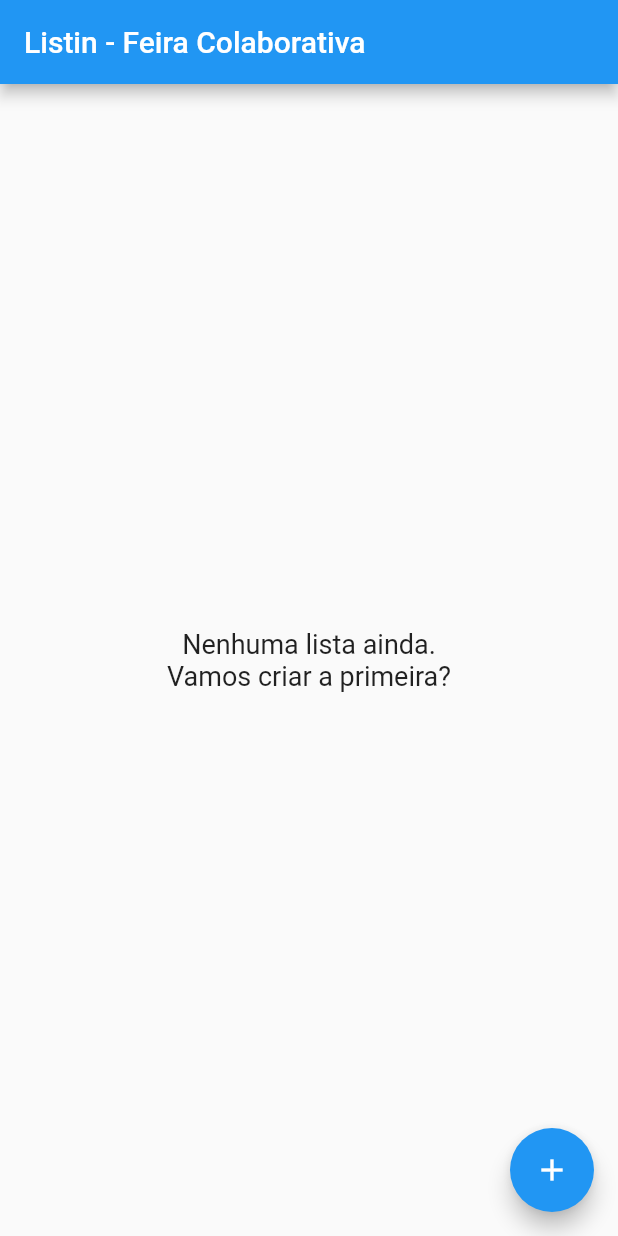
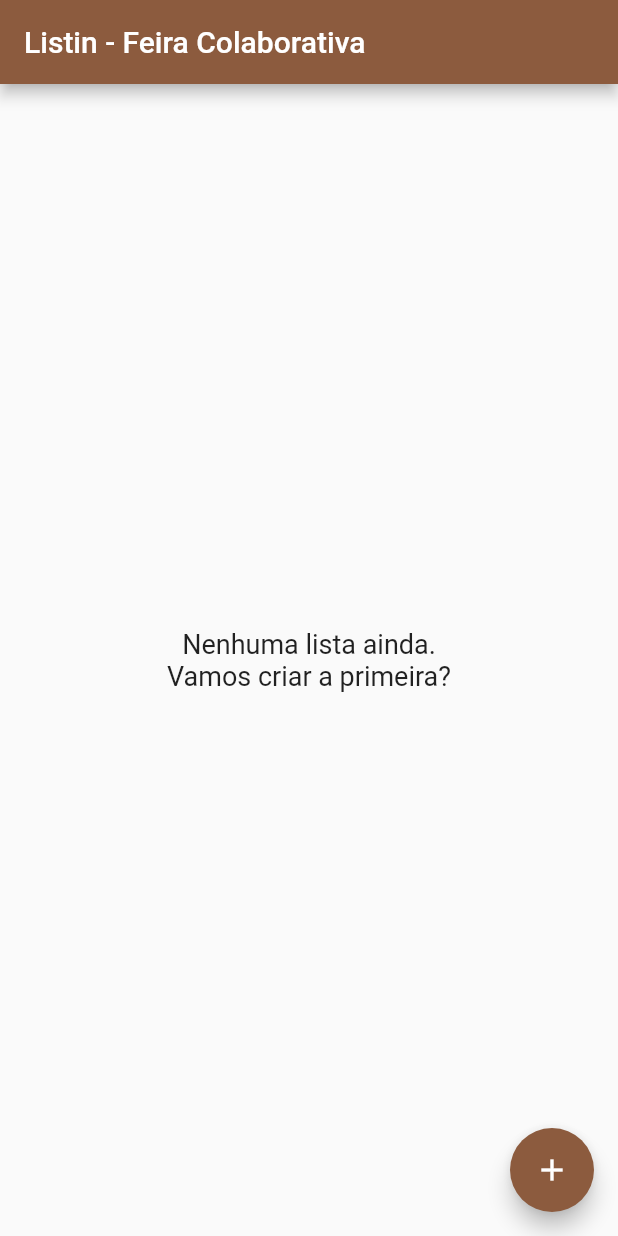
Before and after one commit to alura-cursos/flutter_firebase_firestore_second, a Flutter app: the screen it shows after launch, on a phone screen of 412 x 824 dp. Run offline on Flutter 3.47's test engine with Material 2 defaults, Android fonts, the phone set to English and light mode, and no system bars; our stand-ins replace cloud_firestore, firebase_core; accounts and stored records are empty; generated files the repository leaves out were written again.

Commit message:
v5.3 - corrigindo detalhes visuais

```diff
--- /dev/null
+++ b/lib/_core/my_colors.dart
@@ -0,0 +1,122 @@
+import 'package:flutter/material.dart';
+
+class MyColors {
+  static const MaterialColor red = MaterialColor(_redPrimaryValue, <int, Color>{
+    50: Color(0xFFFAE3E5),
+    100: Color(0xFFF4BABF),
+    200: Color(0xFFEC8C94),
+    300: Color(0xFFE45D69),
+    400: Color(0xFFDF3B48),
+    500: Color(_redPrimaryValue),
+    600: Color(0xFFD51524),
+    700: Color(0xFFCF111E),
+    800: Color(0xFFCA0E18),
+    900: Color(0xFFC0080F),
+  });
+  static const int _redPrimaryValue = 0xFFD91828;
+
+  static const MaterialColor redAccent =
+      MaterialColor(_redAccentValue, <int, Color>{
+    100: Color(0xFFFFEBEB),
+    200: Color(_redAccentValue),
+    400: Color(0xFFFF8587),
+    700: Color(0xFFFF6B6E),
+  });
+  static const int _redAccentValue = 0xFFFFB8B9;
+
+  static const MaterialColor blue =
+      MaterialColor(_bluePrimaryValue, <int, Color>{
+    50: Color(0xFFE8EDF4),
+    100: Color(0xFFC5D2E4),
+    200: Color(0xFF9EB5D3),
+    300: Color(0xFF7797C1),
+    400: Color(0xFF5980B3),
+    500: Color(_bluePrimaryValue),
+    600: Color(0xFF36629E),
+    700: Color(0xFF2E5795),
+    800: Color(0xFF274D8B),
+    900: Color(0xFF1A3C7B),
+  });
+  static const int _bluePrimaryValue = 0xFF3C6AA6;
+
+  static const MaterialColor blueAccent =
+      MaterialColor(_blueAccentValue, <int, Color>{
+    100: Color(0xFFB4CCFF),
+    200: Color(_blueAccentValue),
+    400: Color(0xFF4E87FF),
+    700: Color(0xFF3575FF),
+  });
+  static const int _blueAccentValue = 0xFF81A9FF;
+
+  static const MaterialColor green =
+      MaterialColor(_greenPrimaryValue, <int, Color>{
+    50: Color(0xFFF5F7E6),
+    100: Color(0xFFE7ECC1),
+    200: Color(0xFFD7DF98),
+    300: Color(0xFFC7D26E),
+    400: Color(0xFFBBC94F),
+    500: Color(_greenPrimaryValue),
+    600: Color(0xFFA8B92B),
+    700: Color(0xFF9FB124),
+    800: Color(0xFF96A91E),
+    900: Color(0xFF869B13),
+  });
+  static const int _greenPrimaryValue = 0xFFAFBF30;
+
+  static const MaterialColor greenAccent =
+      MaterialColor(_greenAccentValue, <int, Color>{
+    100: Color(0xFFF7FFCE),
+    200: Color(_greenAccentValue),
+    400: Color(0xFFE5FF68),
+    700: Color(0xFFE1FF4E),
+  });
+  static const int _greenAccentValue = 0xFFEEFF9B;
+
+  static const MaterialColor greenlight =
+      MaterialColor(_greenlightPrimaryValue, <int, Color>{
+    50: Color(0xFFF9FAEF),
+    100: Color(0xFFF0F4D6),
+    200: Color(0xFFE6ECBB),
+    300: Color(0xFFDCE4A0),
+    400: Color(0xFFD5DF8B),
+    500: Color(_greenlightPrimaryValue),
+    600: Color(0xFFC8D56F),
+    700: Color(0xFFC1CF64),
+    800: Color(0xFFBACA5A),
+    900: Color(0xFFAEC047),
+  });
+  static const int _greenlightPrimaryValue = 0xFFCDD977;
+
+  static const MaterialColor greenlightAccent =
+      MaterialColor(_greenlightAccentValue, <int, Color>{
+    100: Color(0xFFFFFFFF),
+    200: Color(_greenlightAccentValue),
+    400: Color(0xFFF3FFB2),
+    700: Color(0xFFEFFF98),
+  });
+  static const int _greenlightAccentValue = 0xFFFBFFE5;
+
+  static const MaterialColor brown =
+      MaterialColor(_brownPrimaryValue, <int, Color>{
+    50: Color(0xFFF1EBE8),
+    100: Color(0xFFDDCEC5),
+    200: Color(0xFFC6AD9F),
+    300: Color(0xFFAF8C78),
+    400: Color(0xFF9D745B),
+    500: Color(_brownPrimaryValue),
+    600: Color(0xFF845338),
+    700: Color(0xFF794930),
+    800: Color(0xFF6F4028),
+    900: Color(0xFF5C2F1B),
+  });
+  static const int _brownPrimaryValue = 0xFF8C5B3E;
+
+  static const MaterialColor brownAccent =
+      MaterialColor(_brownAccentValue, <int, Color>{
+    100: Color(0xFFFFB69A),
+    200: Color(_brownAccentValue),
+    400: Color(0xFFFF6C34),
+    700: Color(0xFFFF5A1A),
+  });
+  static const int _brownAccentValue = 0xFFFF9167;
+}
--- a/lib/firestore/presentation/home_screen.dart
+++ b/lib/firestore/presentation/home_screen.dart
@@ -80,7 +80,7 @@ class _HomeScreenState extends State<HomeScreen> {
                         },
                         leading: const Icon(Icons.list_alt_rounded),
                         title: Text(model.name),
-                        subtitle: Text(model.id),
+                        // subtitle: Text(model.id),
                       ),
                     );
                   },
--- a/lib/main.dart
+++ b/lib/main.dart
@@ -1,6 +1,7 @@
 import 'package:cloud_firestore/cloud_firestore.dart';
 import 'package:flutter/material.dart';
 import 'package:firebase_core/firebase_core.dart';
+import 'package:flutter_firebase_firestore_second/_core/my_colors.dart';
 import 'firebase_options.dart';
 import 'firestore/presentation/home_screen.dart';
 
@@ -27,8 +28,9 @@ class MyApp extends StatelessWidget {
   Widget build(BuildContext context) {
     return MaterialApp(
       title: 'Flutter Demo',
+      debugShowCheckedModeBanner: false,
       theme: ThemeData(
-        primarySwatch: Colors.blue,
+        primarySwatch: MyColors.brown,
       ),
       home: const HomeScreen(),
     );
```
